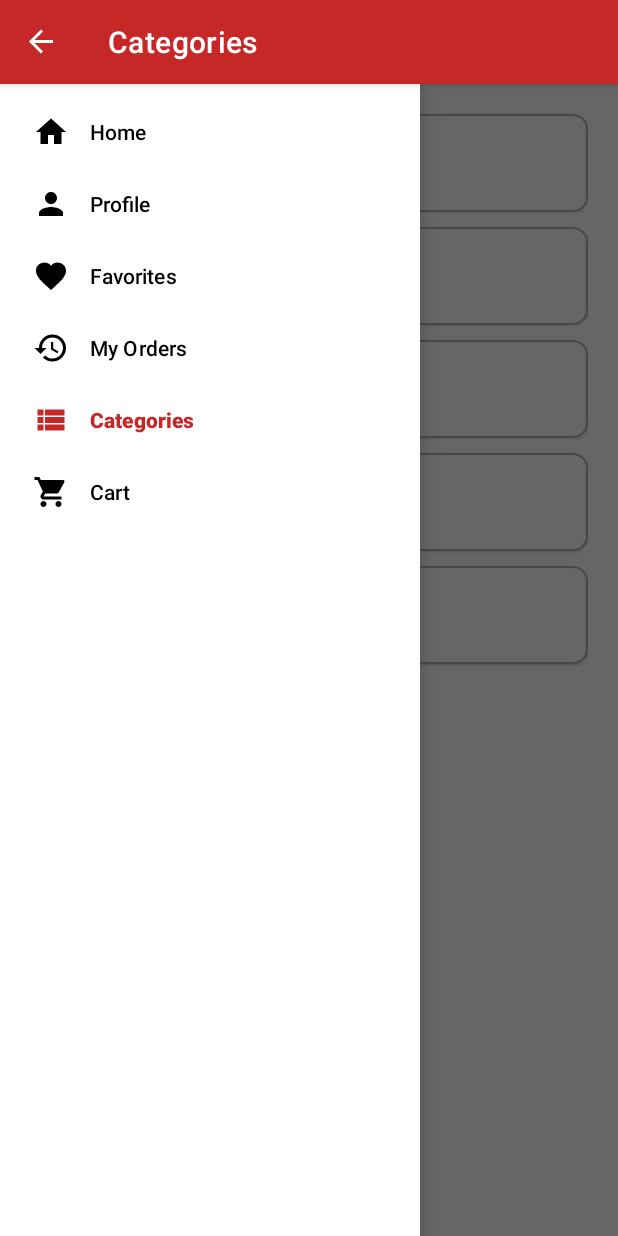
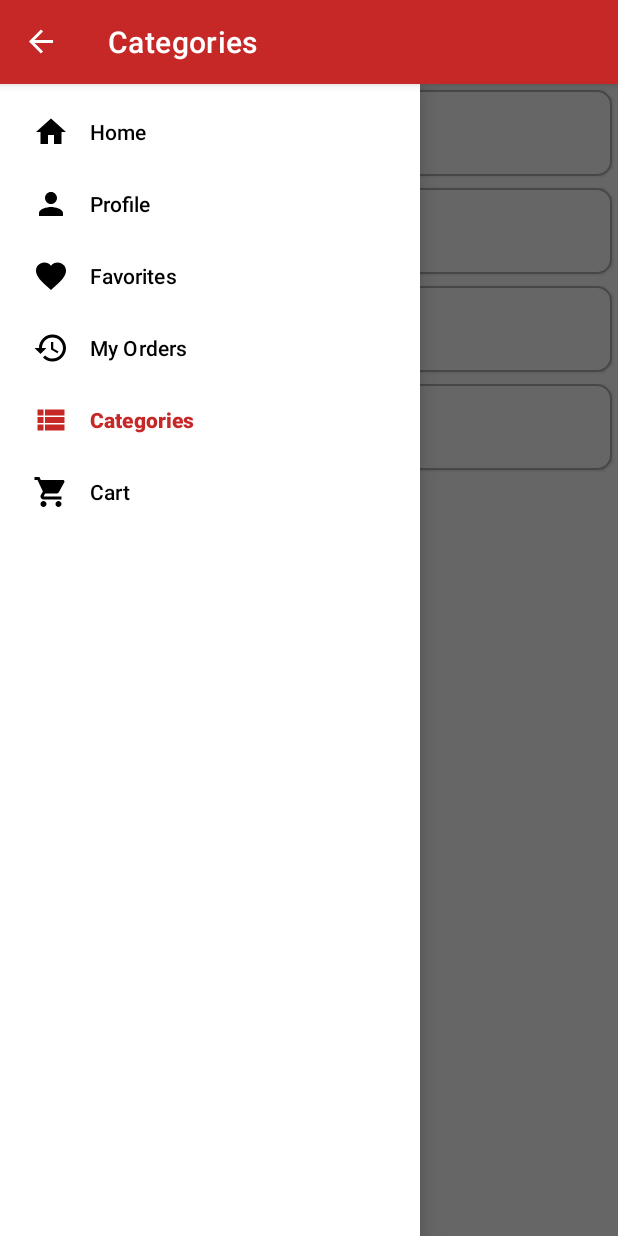
Before and after one commit to Glauber-V/AppCommerceClone, an Android app built with Jetpack Compose: the CategoriesFragment screen opened through its navigation route, with the side drawer open, on a phone screen of 412 x 824 dp. Run offline under Robolectric (Android 15) with nearby library versions, the phone set to English and light mode, and no system bars; our stand-ins replace Dagger/Hilt's generated code, Shimmer, livedata-compose, navigation-ui; pictures from the network do not load; Roboto replaces fonts that are not available here.

Commit message:
build: change CategoriesFragment.kt to use Compose API refactor: rename Colors to ProductColors and Sizes to ProductSizes refactor: split Constants.kt into FakeStoreAPI.kt and ProductCategories

```diff
--- /dev/null
+++ b/app/src/main/java/com/example/appcommerceclone/data/FakeStoreAPI.kt
@@ -0,0 +1,3 @@
+package com.example.appcommerceclone.data
+
+const val FAKE_STORE_API_URL = "https://fakestoreapi.com/"
--- a/app/src/main/java/com/example/appcommerceclone/di/ProductsModule.kt
+++ b/app/src/main/java/com/example/appcommerceclone/di/ProductsModule.kt
@@ -1,10 +1,10 @@
 package com.example.appcommerceclone.di
 
+import com.example.appcommerceclone.data.FAKE_STORE_API_URL
 import com.example.appcommerceclone.data.dispatcher.DispatcherProvider
 import com.example.appcommerceclone.data.product.DefaultProductsRepository
 import com.example.appcommerceclone.data.product.ProductsProvider
 import com.example.appcommerceclone.data.product.ProductsRepository
-import com.example.appcommerceclone.util.Constants.FAKE_STORE_API_URL
 import com.squareup.moshi.Moshi
 import com.squareup.moshi.kotlin.reflect.KotlinJsonAdapterFactory
 import dagger.Module
--- a/app/src/main/java/com/example/appcommerceclone/di/UsersModule.kt
+++ b/app/src/main/java/com/example/appcommerceclone/di/UsersModule.kt
@@ -1,8 +1,8 @@
 package com.example.appcommerceclone.di
 
+import com.example.appcommerceclone.data.FAKE_STORE_API_URL
 import com.example.appcommerceclone.data.dispatcher.DispatcherProvider
 import com.example.appcommerceclone.data.user.*
-import com.example.appcommerceclone.util.Constants.FAKE_STORE_API_URL
 import com.squareup.moshi.Moshi
 import com.squareup.moshi.kotlin.reflect.KotlinJsonAdapterFactory
 import dagger.Module
--- /dev/null
+++ b/app/src/main/java/com/example/appcommerceclone/ui/common/LeftToRightCard.kt
@@ -0,0 +1,66 @@
+package com.example.appcommerceclone.ui.common
+
+import androidx.compose.foundation.BorderStroke
+import androidx.compose.foundation.layout.fillMaxWidth
+import androidx.compose.foundation.layout.padding
+import androidx.compose.foundation.shape.RoundedCornerShape
+import androidx.compose.material.Card
+import androidx.compose.material.ExperimentalMaterialApi
+import androidx.compose.runtime.Composable
+import androidx.compose.ui.Modifier
+import androidx.compose.ui.res.colorResource
+import androidx.compose.ui.res.dimensionResource
+import com.example.appcommerceclone.R
+
+@Composable
+fun LeftToRightCard(
+    modifier: Modifier = Modifier,
+    content: @Composable () -> Unit
+) {
+    Card(
+        modifier = modifier
+            .fillMaxWidth()
+            .padding(
+                top = dimensionResource(id = R.dimen.padding_small),
+                end = dimensionResource(id = R.dimen.padding_small),
+                bottom = dimensionResource(id = R.dimen.padding_small)
+            ),
+        shape = RoundedCornerShape(
+            topEnd = dimensionResource(id = R.dimen.corner_size_small),
+            bottomEnd = dimensionResource(id = R.dimen.corner_size_small)
+        ),
+        border = BorderStroke(
+            width = dimensionResource(id = R.dimen.stroke_size_small),
+            color = colorResource(id = R.color.stroke_color_dark)
+        ),
+        content = content
+    )
+}
+
+@OptIn(ExperimentalMaterialApi::class)
+@Composable
+fun LeftToRightCard(
+    onClick: () -> Unit,
+    modifier: Modifier = Modifier,
+    content: @Composable () -> Unit
+) {
+    Card(
+        onClick = onClick,
+        modifier = modifier
+            .fillMaxWidth()
+            .padding(
+                top = dimensionResource(id = R.dimen.padding_small),
+                end = dimensionResource(id = R.dimen.padding_small),
+                bottom = dimensionResource(id = R.dimen.padding_small)
+            ),
+        shape = RoundedCornerShape(
+            topEnd = dimensionResource(id = R.dimen.corner_size_small),
+            bottomEnd = dimensionResource(id = R.dimen.corner_size_small)
+        ),
+        border = BorderStroke(
+            width = dimensionResource(id = R.dimen.stroke_size_small),
+            color = colorResource(id = R.color.stroke_color_dark)
+        ),
+        content = content
+    )
+}
--- a/app/src/main/java/com/example/appcommerceclone/ui/product/CategoriesFragment.kt
+++ b/app/src/main/java/com/example/appcommerceclone/ui/product/CategoriesFragment.kt
@@ -4,40 +4,106 @@ import android.os.Bundle
 import android.view.LayoutInflater
 import android.view.View
 import android.view.ViewGroup
+import androidx.compose.foundation.layout.Arrangement
+import androidx.compose.foundation.layout.Column
+import androidx.compose.foundation.layout.Row
+import androidx.compose.foundation.layout.fillMaxSize
+import androidx.compose.foundation.layout.height
+import androidx.compose.foundation.layout.padding
+import androidx.compose.material.MaterialTheme
+import androidx.compose.material.Text
+import androidx.compose.runtime.Composable
+import androidx.compose.ui.Alignment
+import androidx.compose.ui.Modifier
+import androidx.compose.ui.platform.ComposeView
+import androidx.compose.ui.platform.ViewCompositionStrategy
+import androidx.compose.ui.res.stringResource
+import androidx.compose.ui.text.style.TextAlign
+import androidx.compose.ui.tooling.preview.Preview
+import androidx.compose.ui.unit.dp
 import androidx.fragment.app.Fragment
-import androidx.navigation.fragment.findNavController
-import com.example.appcommerceclone.databinding.FragmentCategoriesBinding
-import com.example.appcommerceclone.util.Constants.CATEGORY_NAME_ELECTRONICS
-import com.example.appcommerceclone.util.Constants.CATEGORY_NAME_JEWELRY
-import com.example.appcommerceclone.util.Constants.CATEGORY_NAME_MENS_CLOTHING
-import com.example.appcommerceclone.util.Constants.CATEGORY_NAME_WOMENS_CLOTHING
+import androidx.navigation.findNavController
+import com.example.appcommerceclone.R
+import com.example.appcommerceclone.ui.common.LeftToRightCard
+import com.example.appcommerceclone.viewmodels.ProductCategories
 import com.example.appcommerceclone.viewmodels.ProductViewModel
 import dagger.hilt.android.AndroidEntryPoint
 
 @AndroidEntryPoint
 class CategoriesFragment(private val productViewModel: ProductViewModel) : Fragment() {
 
-    private lateinit var binding: FragmentCategoriesBinding
-
-
     override fun onCreateView(inflater: LayoutInflater, container: ViewGroup?, savedInstanceState: Bundle?): View {
-        binding = FragmentCategoriesBinding.inflate(inflater, container, false)
-        return binding.root
-    }
-
-    override fun onViewCreated(view: View, savedInstanceState: Bundle?) {
-        super.onViewCreated(view, savedInstanceState)
-
-        binding.productCategoryAll.setOnClickListener { selectCategoryAndNavigateBack("") }
-        binding.productCategoryElectronics.setOnClickListener { selectCategoryAndNavigateBack(CATEGORY_NAME_ELECTRONICS) }
-        binding.productCategoryJewelery.setOnClickListener { selectCategoryAndNavigateBack(CATEGORY_NAME_JEWELRY) }
-        binding.productCategoryMensClothing.setOnClickListener { selectCategoryAndNavigateBack(CATEGORY_NAME_MENS_CLOTHING) }
-        binding.productCategoryWomensClothing.setOnClickListener { selectCategoryAndNavigateBack(CATEGORY_NAME_WOMENS_CLOTHING) }
-    }
-
-
-    private fun selectCategoryAndNavigateBack(categoryName: String) {
-        productViewModel.selectCategoryAndUpdateProductsList(categoryName)
-        findNavController().navigateUp()
+        return ComposeView(requireContext()).apply {
+            setViewCompositionStrategy(ViewCompositionStrategy.DisposeOnViewTreeLifecycleDestroyed)
+            setContent {
+                CategoriesScreen { selectedProductCategory: ProductCategories ->
+                    productViewModel.filterProductList(selectedProductCategory)
+                    findNavController().navigateUp()
+                }
+            }
+        }
     }
 }
+
+@Composable
+fun CategoriesScreen(
+    modifier: Modifier = Modifier,
+    onProductCategorySelected: (ProductCategories) -> Unit
+) {
+    Column(
+        modifier = modifier.fillMaxSize(),
+        verticalArrangement = Arrangement.Top,
+        horizontalAlignment = Alignment.Start
+    ) {
+        ProductCategoryItem(
+            name = stringResource(id = R.string.category_name_jewelery),
+            productCategory = ProductCategories.JEWELERY,
+            onProductCategorySelected = { onProductCategorySelected(it) }
+        )
+        ProductCategoryItem(
+            name = stringResource(id = R.string.category_name_electronics),
+            productCategory = ProductCategories.ELECTRONICS,
+            onProductCategorySelected = { onProductCategorySelected(it) }
+        )
+        ProductCategoryItem(
+            name = stringResource(id = R.string.category_name_mens_clothing),
+            productCategory = ProductCategories.MENS_CLOTHING,
+            onProductCategorySelected = { onProductCategorySelected(it) }
+        )
+        ProductCategoryItem(
+            name = stringResource(id = R.string.category_name_women_s_clothing),
+            productCategory = ProductCategories.WOMENS_CLOTHING,
+            onProductCategorySelected = { onProductCategorySelected(it) }
+        )
+    }
+}
+
+@Composable
+fun ProductCategoryItem(
+    modifier: Modifier = Modifier,
+    name: String,
+    productCategory: ProductCategories,
+    onProductCategorySelected: (ProductCategories) -> Unit
+) {
+    LeftToRightCard(
+        onClick = { onProductCategorySelected(productCategory) },
+        modifier = modifier.height(65.dp)
+    ) {
+        Row(verticalAlignment = Alignment.CenterVertically) {
+            Text(
+                modifier = Modifier.padding(start = 40.dp),
+                text = name,
+                textAlign = TextAlign.Start,
+                style = MaterialTheme.typography.h6
+            )
+        }
+    }
+}
+
+@Preview(showSystemUi = true, showBackground = true)
+@Composable
+fun PreviewCategoriesScreen() {
+    MaterialTheme {
+        CategoriesScreen {}
+    }
+}
--- a/app/src/main/java/com/example/appcommerceclone/ui/product/ProductsFragment.kt
+++ b/app/src/main/java/com/example/appcommerceclone/ui/product/ProductsFragment.kt
@@ -50,6 +50,7 @@ import com.example.appcommerceclone.util.productElectronic
 import com.example.appcommerceclone.util.productJewelry
 import com.example.appcommerceclone.util.productMensClothing
 import com.example.appcommerceclone.util.productWomensClothing
+import com.example.appcommerceclone.viewmodels.ProductCategories
 import com.example.appcommerceclone.viewmodels.ProductViewModel
 import dagger.hilt.android.AndroidEntryPoint
 
@@ -77,7 +78,7 @@ fun ProductsScreen(
     navHostController: NavController
 ) {
     val isDataLoaded by productViewModel.isDataLoaded.observeAsState(initial = false)
-    if (!isDataLoaded) productViewModel.updateProductsList()
+    if (!isDataLoaded) productViewModel.updateProductList()
 
     val isLoading by productViewModel.isLoading.observeAsState(initial = false)
     val products by productViewModel.products.observeAsState(initial = emptyList())
@@ -85,7 +86,12 @@ fun ProductsScreen(
     val isRefreshing by rememberSaveable { mutableStateOf(false) }
     val pullRefreshState = rememberPullRefreshState(
         refreshing = isRefreshing,
-        onRefresh = { productViewModel.updateProductsList() }
+        onRefresh = {
+            with(productViewModel) {
+                if (!isDataLoaded) updateProductList()
+                filterProductList(ProductCategories.NONE)
+            }
+        }
     )
 
     Box(modifier = modifier.pullRefresh(pullRefreshState)) {
```
Also changed, not shown: app/src/main/java/com/example/appcommerceclone/ui/cart/CartAdapter.kt (deleted, +0 -36 lines), app/src/main/java/com/example/appcommerceclone/ui/cart/CartFragment.kt (+2 -20 lines), app/src/main/java/com/example/appcommerceclone/ui/cart/OrderedProductDiffCallback.kt (deleted, +0 -12 lines), app/src/main/java/com/example/appcommerceclone/ui/favorites/FavoritesAdapter.kt (deleted, +0 -32 lines), app/src/main/java/com/example/appcommerceclone/ui/favorites/FavoritesFragment.kt (+2 -14 lines), app/src/main/java/com/example/appcommerceclone/ui/product/ProductDetailFragment.kt (+23 -36 lines), app/src/main/java/com/example/appcommerceclone/ui/product/ProductDiffCallback.kt (deleted, +0 -9 lines), app/src/main/java/com/example/appcommerceclone/util/Constants.kt (deleted, +0 -11 lines), app/src/main/java/com/example/appcommerceclone/util/ProductUtils.kt (+5 -4 lines), app/src/main/java/com/example/appcommerceclone/viewmodels/ProductViewModel.kt (+35 -21 lines), 3 other files.
